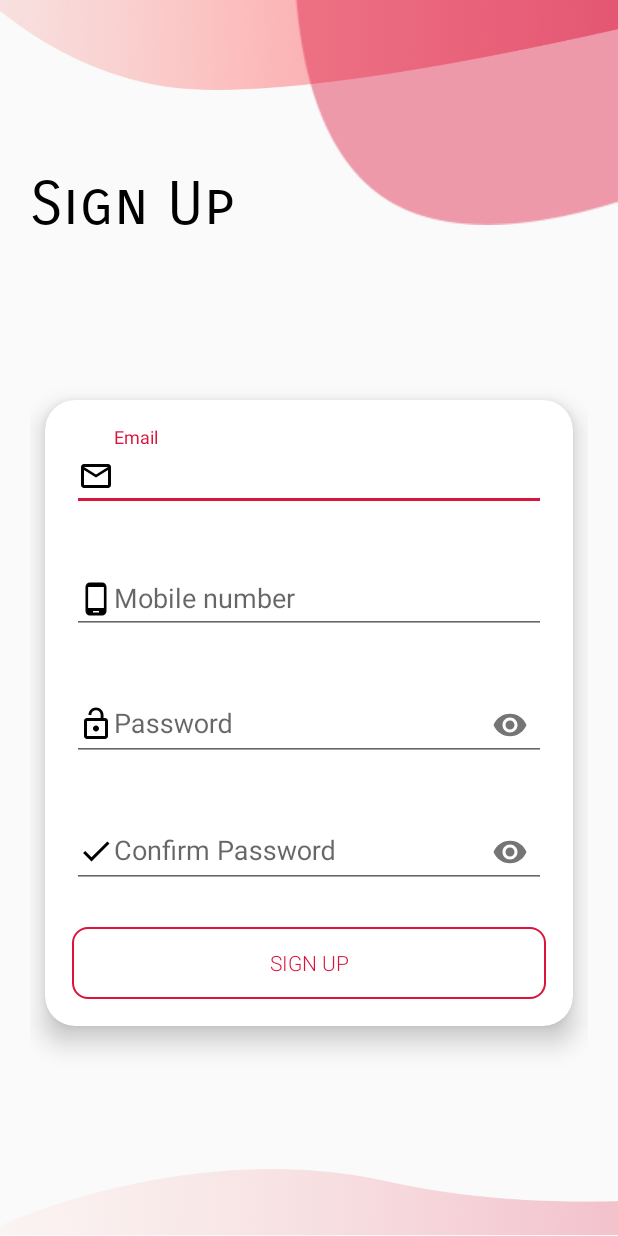
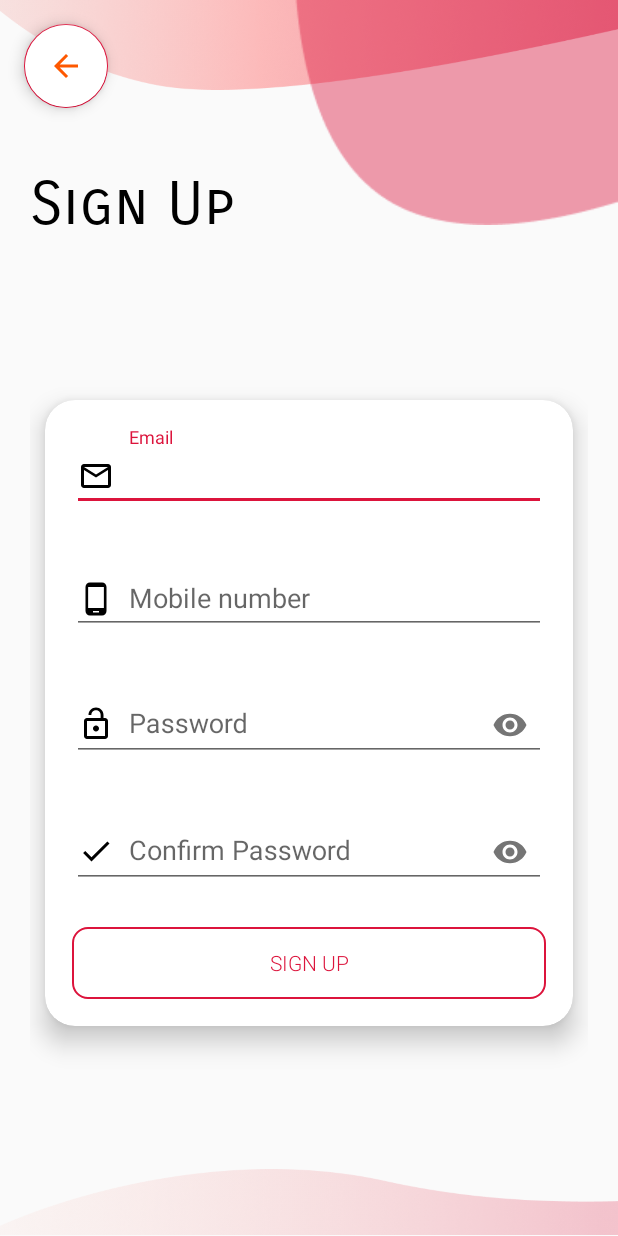
Before and after one commit to sridhar051/Nudle-Android, an Android app: the SignUpActivity screen opened directly, with no data from a screen before it, on a phone screen of 412 x 824 dp. Run offline under Robolectric (Android 15) with nearby library versions, the phone set to English and light mode, and no system bars.

Commit message:
Added a floating back button

```diff
--- a/app/src/main/res/layout/activity_sign_up.xml
+++ b/app/src/main/res/layout/activity_sign_up.xml
@@ -12,6 +12,18 @@
         android:layout_width="match_parent"
         android:layout_height="0dp"
         android:layout_weight="0.255">
+
+        <com.google.android.material.floatingactionbutton.FloatingActionButton
+            android:id="@+id/back_button"
+            android:layout_width="wrap_content"
+            android:layout_height="wrap_content"
+            android:layout_alignParentStart="true"
+            android:layout_alignParentTop="true"
+            android:layout_marginStart="16dp"
+            android:layout_marginTop="16dp"
+            android:backgroundTint="#fff"
+            android:src="@drawable/back_profile"
+            android:onClick="onBackPress"/>
 
         <ImageView
             android:id="@+id/img"
@@ -81,7 +93,8 @@
                         android:layout_height="match_parent"
                         android:inputType="textEmailAddress"
                         android:hint="Email"
-                        android:drawableStart="@drawable/ic_mail"/>
+                        android:drawableStart="@drawable/ic_mail"
+                        android:drawablePadding="10dp"/>
 
                 </com.google.android.material.textfield.TextInputLayout>
 
@@ -97,7 +110,8 @@
                         android:layout_width="match_parent"
                         android:layout_height="match_parent"
                         android:hint="Mobile number"
-                        android:drawableStart="@drawable/ic_mobile" />
+                        android:drawableStart="@drawable/ic_mobile"
+                        android:drawablePadding="10dp"/>
 
                 </com.google.android.material.textfield.TextInputLayout>
 
@@ -115,7 +129,8 @@
                         android:layout_height="match_parent"
                         android:inputType="textPassword"
                         android:hint="Password"
-                        android:drawableStart="@drawable/ic_password" />
+                        android:drawableStart="@drawable/ic_password"
+                        android:drawablePadding="10dp"/>
 
                 </com.google.android.material.textfield.TextInputLayout>
 
@@ -133,7 +148,7 @@
                         android:inputType="textPassword"
                         android:hint="Confirm Password"
                         android:drawableStart="@drawable/ic_confirm"
-                        />
+                        android:drawablePadding="10dp"/>
 
                 </com.google.android.material.textfield.TextInputLayout>
 
```
